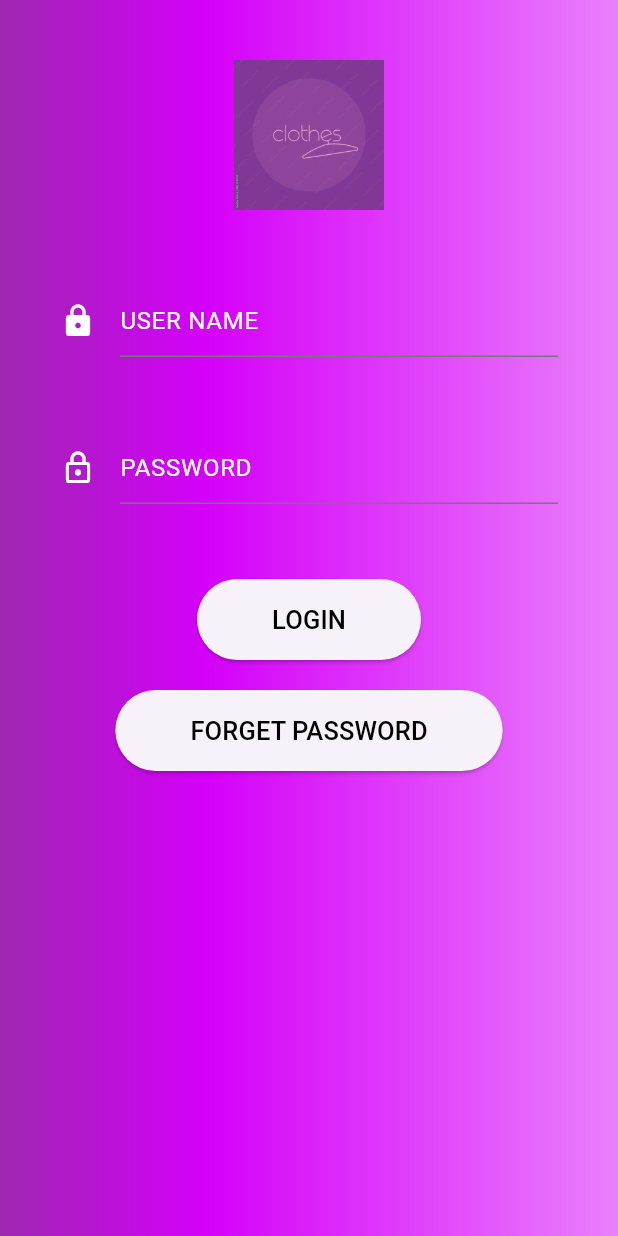
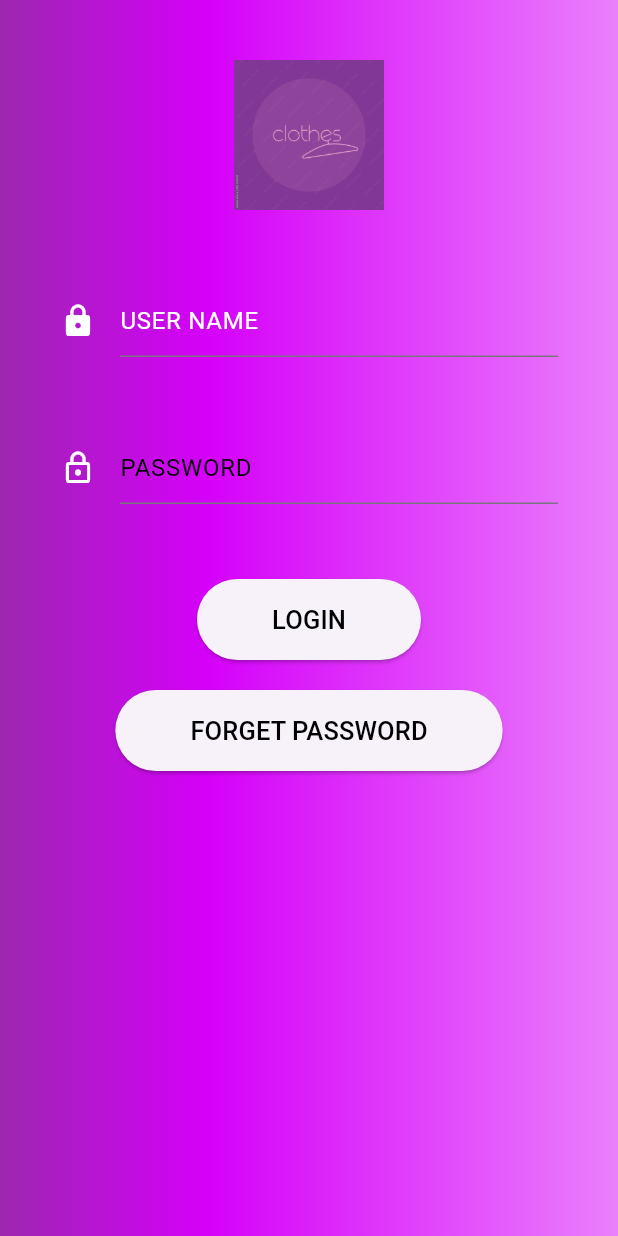
Before and after one commit to sanjay14sn/flutter, a Flutter app: the Loginpage screen opened directly, on a phone screen of 412 x 824 dp. Run offline on Flutter 3.47's test engine with Material 3 defaults, Android fonts, the light colour scheme and no system bars; our stand-ins replace carousel_slider.

Commit message:
Banner color changed to black

```diff
--- a/lib/widgets/LoginPage.dart
+++ b/lib/widgets/LoginPage.dart
@@ -51,7 +51,7 @@ class _MyAppState extends State<Loginpage> {
               decoration: InputDecoration(
                 icon: Icon(Icons.lock_outline, color: Colors.white), // Changed to lock_outline
                 hintText: "PASSWORD",
-                hintStyle: TextStyle(color: Colors.white),
+                hintStyle: TextStyle(color: Colors.black),
               ),
               obscureText: true,
             ),
```
